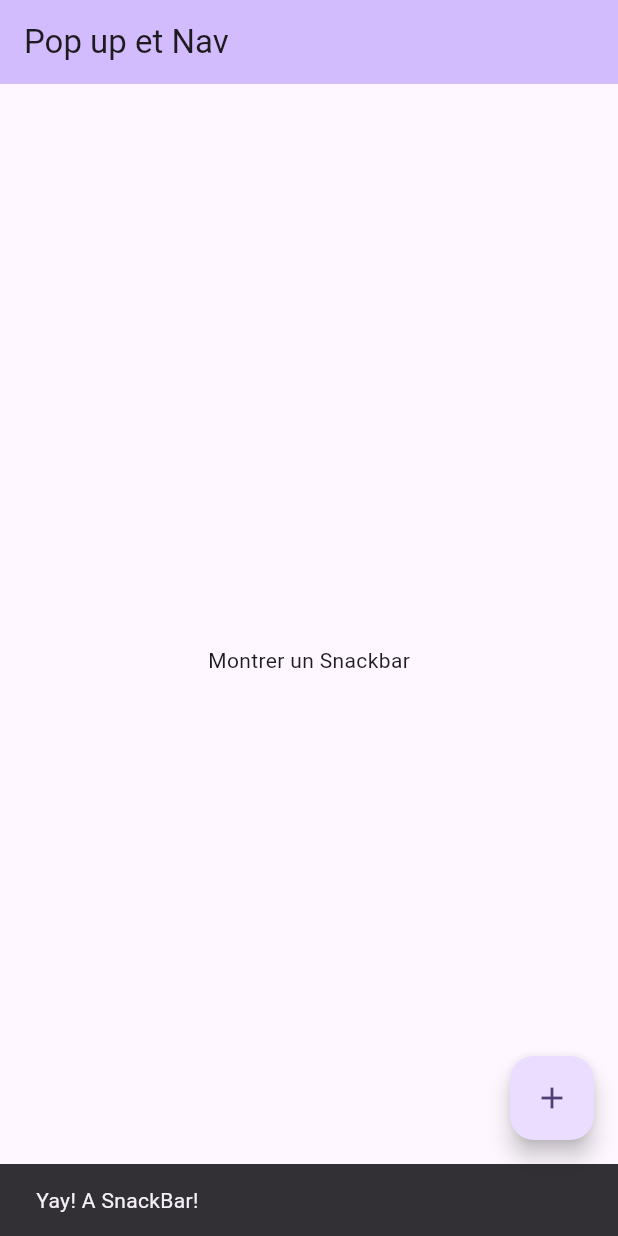
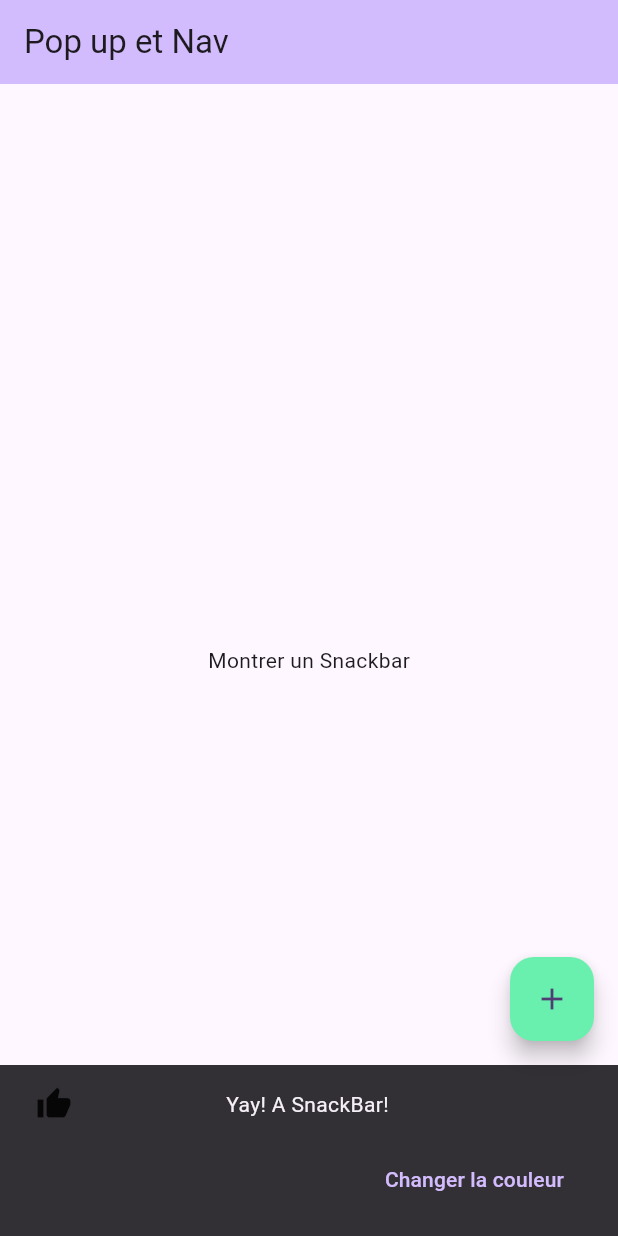
Before and after one commit to AshDest/State_full_widget, a Flutter app: the screen it shows after launch, after a tap on the "add" icon, on a phone screen of 412 x 824 dp. Run offline on Flutter 3.47's test engine with Material 2 defaults, Android fonts, the phone set to English and light mode, and no system bars.

Commit message:
action snackBar

```diff
--- a/lib/main.dart
+++ b/lib/main.dart
@@ -31,6 +31,8 @@ class MyHomePage extends StatefulWidget {
 }
 
 class _MyHomePageState extends State<MyHomePage> {
+  Color btnColor = Colors.greenAccent;
+
   @override
   Widget build(BuildContext context) {
     return Scaffold(
@@ -49,13 +51,36 @@ class _MyHomePageState extends State<MyHomePage> {
         ),
       ),
       floatingActionButton: FloatingActionButton(
+        backgroundColor: btnColor,
         onPressed: (){
-          final snackBar = SnackBar(content: Text('Yay! A SnackBar!'));
-          ScaffoldMessenger.of(context).showSnackBar(snackBar);
+          ScaffoldMessenger.of(context).showSnackBar(createSnack(text: 'Yay! A SnackBar!'));
         },
         tooltip: 'Increment',
         child: const Icon(Icons.add),
       ), // This trailing comma makes auto-formatting nicer for build methods.
     );
   }
+
+  SnackBar createSnack({required String text}) {
+    final content = Row(
+      mainAxisSize: MainAxisSize.max,
+      mainAxisAlignment: MainAxisAlignment.spaceBetween,
+      children: [
+        const Icon(Icons.thumb_up),
+        Text(text),
+      ],
+    );
+    final snack = SnackBar(
+        content: content,
+      action: SnackBarAction(
+        label: 'Changer la couleur',
+        onPressed: () {
+          setState(() {
+            btnColor = btnColor == Colors.greenAccent ? Colors.redAccent : Colors.greenAccent;
+          });
+        },
+      )
+    );
+    return snack;
+  }
 }
```
